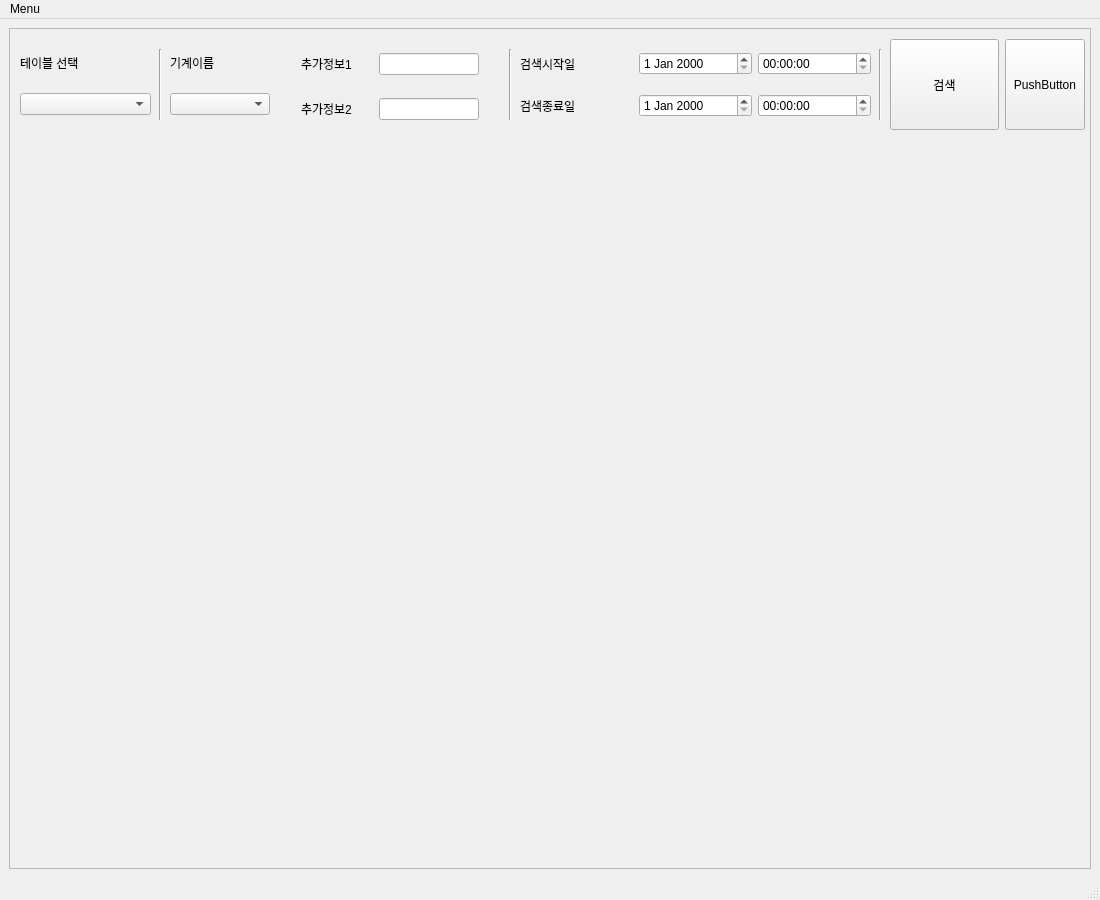
First picture: the form in moldcondition_report.ui, repository good7zzang/QT_DBA, before the edit.
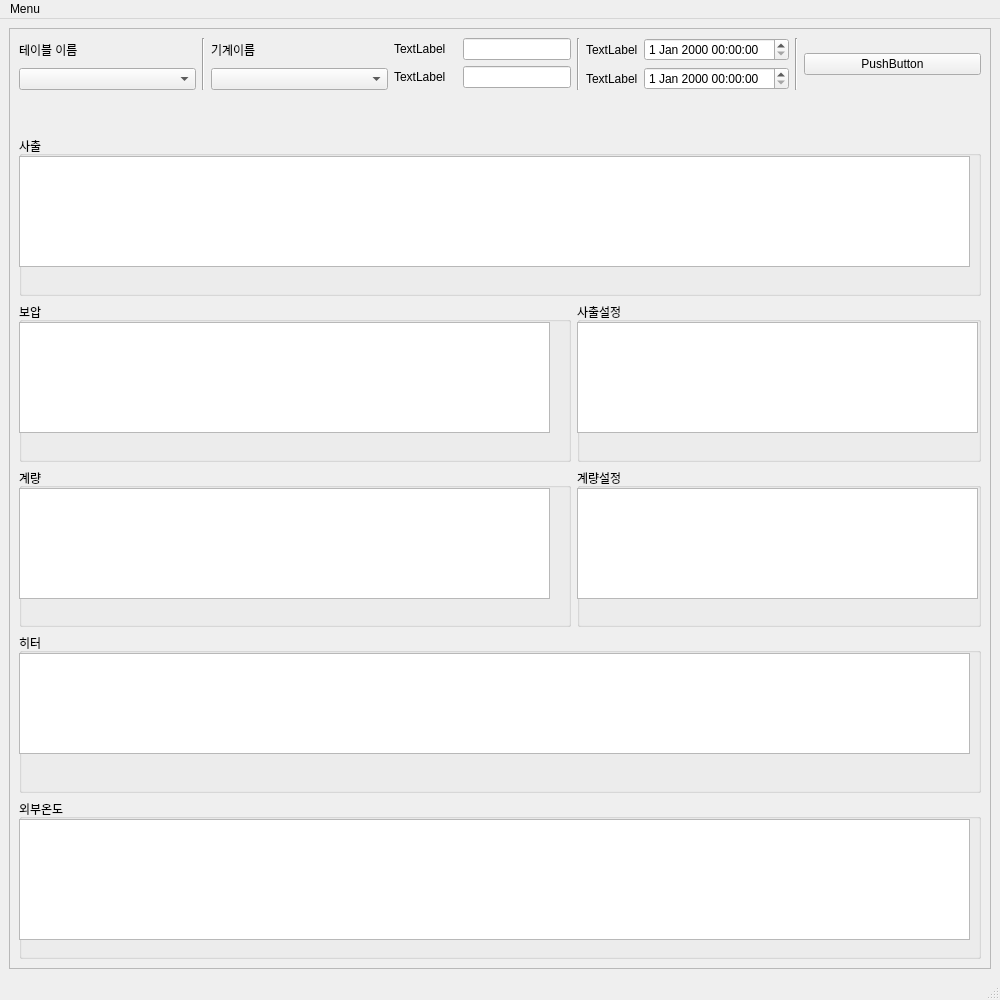
Second picture: the form after the edit.

What changed in the file:
```diff
--- a/moldcondition_report.ui
+++ b/moldcondition_report.ui
@@ -6,8 +6,8 @@
    <rect>
     <x>0</x>
     <y>0</y>
-    <width>1100</width>
-    <height>900</height>
+    <width>1000</width>
+    <height>1000</height>
    </rect>
   </property>
   <property name="windowTitle">
@@ -15,7 +15,7 @@
   </property>
   <widget class="QWidget" name="centralwidget">
    <layout class="QGridLayout" name="gridLayout_2">
-    <item row="0" column="0">
+    <item row="0" column="1">
      <widget class="QScrollArea" name="scrollArea">
       <property name="widgetResizable">
        <bool>true</bool>
@@ -25,325 +25,343 @@
         <rect>
          <x>0</x>
          <y>0</y>
-         <width>1076</width>
-         <height>825</height>
+         <width>976</width>
+         <height>925</height>
         </rect>
        </property>
-       <widget class="Line" name="line_2">
-        <property name="geometry">
-         <rect>
-          <x>490</x>
-          <y>20</y>
-          <width>21</width>
-          <height>71</height>
-         </rect>
-        </property>
-        <property name="orientation">
-         <enum>Qt::Vertical</enum>
-        </property>
-       </widget>
-       <widget class="QWidget" name="gridLayoutWidget">
-        <property name="geometry">
-         <rect>
-          <x>510</x>
-          <y>10</y>
-          <width>351</width>
-          <height>91</height>
-         </rect>
-        </property>
-        <layout class="QGridLayout" name="gridLayout_3">
-         <item row="1" column="0">
-          <widget class="QLabel" name="label_6">
+       <layout class="QGridLayout" name="gridLayout">
+        <item row="2" column="0" colspan="8">
+         <widget class="QGroupBox" name="groupBox">
            <property name="sizePolicy">
             <sizepolicy hsizetype="Minimum" vsizetype="Minimum">
              <horstretch>0</horstretch>
              <verstretch>0</verstretch>
             </sizepolicy>
            </property>
-           <property name="minimumSize">
-            <size>
-             <width>50</width>
-             <height>0</height>
-            </size>
-           </property>
-           <property name="text">
-            <string>검색종료일</string>
-           </property>
+          <property name="title">
+           <string>사출</string>
+          </property>
+          <property name="flat">
+           <bool>true</bool>
+          </property>
+          <widget class="QWidget" name="gridLayoutWidget_3">
+           <property name="geometry">
+            <rect>
+             <x>0</x>
+             <y>20</y>
+             <width>951</width>
+             <height>111</height>
+            </rect>
+           </property>
+           <layout class="QGridLayout" name="gridLayout_6">
+            <item row="0" column="0">
+             <widget class="QTableView" name="tableView"/>
+            </item>
+           </layout>
           </widget>
-         </item>
-         <item row="0" column="1">
-          <widget class="QDateEdit" name="dateEdit"/>
-         </item>
-         <item row="1" column="1">
-          <widget class="QDateEdit" name="dateEdit_2"/>
-         </item>
-         <item row="0" column="0">
-          <widget class="QLabel" name="label_5">
-           <property name="sizePolicy">
-            <sizepolicy hsizetype="Minimum" vsizetype="Minimum">
-             <horstretch>0</horstretch>
-             <verstretch>4</verstretch>
-            </sizepolicy>
-           </property>
-           <property name="minimumSize">
-            <size>
-             <width>50</width>
-             <height>0</height>
-            </size>
-           </property>
-           <property name="maximumSize">
-            <size>
-             <width>170</width>
-             <height>16777215</height>
-            </size>
+         </widget>
+        </item>
+        <item row="4" column="0" colspan="4">
+         <widget class="QGroupBox" name="groupBox_4">
+          <property name="title">
+           <string>계량</string>
+          </property>
+          <property name="flat">
+           <bool>true</bool>
+          </property>
+          <widget class="QWidget" name="gridLayoutWidget_6">
+           <property name="geometry">
+            <rect>
+             <x>0</x>
+             <y>20</y>
+             <width>531</width>
+             <height>111</height>
+            </rect>
+           </property>
+           <layout class="QGridLayout" name="gridLayout_9">
+            <item row="0" column="0">
+             <widget class="QTableView" name="tableView_4"/>
+            </item>
+           </layout>
+          </widget>
+         </widget>
+        </item>
+        <item row="6" column="0" colspan="8">
+         <widget class="QGroupBox" name="groupBox_7">
+          <property name="title">
+           <string>외부온도</string>
+          </property>
+          <property name="flat">
+           <bool>true</bool>
+          </property>
+          <widget class="QWidget" name="gridLayoutWidget_9">
+           <property name="geometry">
+            <rect>
+             <x>0</x>
+             <y>20</y>
+             <width>951</width>
+             <height>121</height>
+            </rect>
            </property>
-           <property name="text">
-            <string>검색시작일</string>
-           </property>
+           <layout class="QGridLayout" name="gridLayout_12">
+            <item row="0" column="0">
+             <widget class="QTableView" name="tableView_7"/>
+            </item>
+           </layout>
           </widget>
-         </item>
-         <item row="0" column="2">
-          <widget class="QTimeEdit" name="timeEdit"/>
+         </widget>
+        </item>
+        <item row="4" column="4" colspan="4">
+         <widget class="QGroupBox" name="groupBox_5">
+          <property name="title">
+           <string>계량설정</string>
+          </property>
+          <property name="flat">
+           <bool>true</bool>
+          </property>
+          <widget class="QWidget" name="gridLayoutWidget_7">
+           <property name="geometry">
+            <rect>
+             <x>0</x>
+             <y>20</y>
+             <width>401</width>
+             <height>111</height>
+            </rect>
+           </property>
+           <layout class="QGridLayout" name="gridLayout_10">
+            <item row="0" column="0">
+             <widget class="QTableView" name="tableView_6"/>
+            </item>
+           </layout>
+          </widget>
+         </widget>
          </item>
          <item row="1" column="2">
-          <widget class="QTimeEdit" name="timeEdit_2"/>
-         </item>
-        </layout>
-       </widget>
-       <widget class="QWidget" name="gridLayoutWidget_2">
-        <property name="geometry">
-         <rect>
-          <x>880</x>
-          <y>10</y>
-          <width>195</width>
-          <height>91</height>
-         </rect>
-        </property>
+         <spacer name="verticalSpacer">
+          <property name="orientation">
+           <enum>Qt::Vertical</enum>
+          </property>
+          <property name="sizeType">
+           <enum>QSizePolicy::Maximum</enum>
+          </property>
+          <property name="sizeHint" stdset="0">
+           <size>
+            <width>20</width>
+            <height>40</height>
+           </size>
+          </property>
+         </spacer>
+        </item>
+        <item row="0" column="5">
         <layout class="QGridLayout" name="gridLayout_4">
-         <item row="0" column="1">
-          <widget class="QPushButton" name="pushButton_2">
-           <property name="sizePolicy">
-            <sizepolicy hsizetype="Minimum" vsizetype="Expanding">
-             <horstretch>0</horstretch>
-             <verstretch>0</verstretch>
-            </sizepolicy>
-           </property>
+          <item row="3" column="1">
+           <widget class="QDateTimeEdit" name="dateTimeEdit_2"/>
+          </item>
+          <item row="3" column="0">
+           <widget class="QLabel" name="label_5">
            <property name="text">
-            <string>PushButton</string>
+             <string>TextLabel</string>
            </property>
           </widget>
          </item>
-         <item row="0" column="0">
-          <widget class="QPushButton" name="pushButton">
-           <property name="sizePolicy">
-            <sizepolicy hsizetype="Expanding" vsizetype="Expanding">
-             <horstretch>0</horstretch>
-             <verstretch>0</verstretch>
-            </sizepolicy>
-           </property>
+          <item row="2" column="0">
+           <widget class="QLabel" name="label_6">
            <property name="text">
-            <string>검색</string>
+             <string>TextLabel</string>
            </property>
           </widget>
          </item>
-        </layout>
-       </widget>
-       <widget class="QWidget" name="horizontalLayoutWidget">
-        <property name="geometry">
-         <rect>
-          <x>270</x>
-          <y>10</y>
-          <width>221</width>
-          <height>51</height>
-         </rect>
-        </property>
-        <layout class="QHBoxLayout" name="horizontalLayout_2">
-         <item>
+          <item row="2" column="1">
+           <widget class="QDateTimeEdit" name="dateTimeEdit"/>
+          </item>
+         </layout>
+        </item>
+        <item row="0" column="3">
+         <layout class="QGridLayout" name="gridLayout_3">
+          <item row="0" column="0">
+           <widget class="QLabel" name="label_4">
+            <property name="text">
+             <string>TextLabel</string>
+            </property>
+           </widget>
+          </item>
+          <item row="1" column="0">
           <widget class="QLabel" name="label_3">
            <property name="sizePolicy">
-            <sizepolicy hsizetype="Maximum" vsizetype="Maximum">
+             <sizepolicy hsizetype="Preferred" vsizetype="Preferred">
              <horstretch>0</horstretch>
              <verstretch>0</verstretch>
             </sizepolicy>
            </property>
            <property name="text">
-            <string>추가정보1</string>
+             <string>TextLabel</string>
            </property>
           </widget>
          </item>
-         <item>
+          <item row="0" column="1">
           <widget class="QLineEdit" name="lineEdit">
            <property name="sizePolicy">
-            <sizepolicy hsizetype="Maximum" vsizetype="Maximum">
+             <sizepolicy hsizetype="Maximum" vsizetype="Fixed">
              <horstretch>0</horstretch>
              <verstretch>0</verstretch>
             </sizepolicy>
            </property>
-           <property name="maximumSize">
-            <size>
-             <width>100</width>
-             <height>16777215</height>
-            </size>
-           </property>
-          </widget>
-         </item>
-        </layout>
-       </widget>
-       <widget class="QWidget" name="horizontalLayoutWidget_2">
-        <property name="geometry">
-         <rect>
-          <x>270</x>
-          <y>60</y>
-          <width>221</width>
-          <height>41</height>
-         </rect>
-        </property>
-        <layout class="QHBoxLayout" name="horizontalLayout_3">
-         <item>
-          <widget class="QLabel" name="label_4">
-           <property name="sizePolicy">
-            <sizepolicy hsizetype="Maximum" vsizetype="Maximum">
-             <horstretch>0</horstretch>
-             <verstretch>0</verstretch>
-            </sizepolicy>
-           </property>
-           <property name="text">
-            <string>추가정보2</string>
-           </property>
-          </widget>
-         </item>
-         <item>
+           </widget>
+          </item>
+          <item row="1" column="1">
           <widget class="QLineEdit" name="lineEdit_2">
            <property name="sizePolicy">
-            <sizepolicy hsizetype="Maximum" vsizetype="Maximum">
+             <sizepolicy hsizetype="Maximum" vsizetype="Fixed">
              <horstretch>0</horstretch>
              <verstretch>0</verstretch>
             </sizepolicy>
            </property>
-           <property name="maximumSize">
-            <size>
-             <width>100</width>
-             <height>16777215</height>
-            </size>
+           </widget>
+          </item>
+         </layout>
+        </item>
+        <item row="0" column="0">
+         <layout class="QVBoxLayout" name="verticalLayout">
+          <item>
+           <widget class="QLabel" name="label">
+            <property name="text">
+             <string>테이블 이름</string>
            </property>
           </widget>
          </item>
-        </layout>
-       </widget>
-       <widget class="Line" name="line_3">
-        <property name="geometry">
-         <rect>
-          <x>860</x>
-          <y>20</y>
-          <width>20</width>
-          <height>71</height>
-         </rect>
-        </property>
+          <item>
+           <widget class="QComboBox" name="comboBox"/>
+          </item>
+         </layout>
+        </item>
+        <item row="0" column="4">
+         <widget class="Line" name="line_2">
+          <property name="orientation">
+           <enum>Qt::Vertical</enum>
+          </property>
+         </widget>
+        </item>
+        <item row="0" column="7">
+         <layout class="QHBoxLayout" name="horizontalLayout">
+          <item>
+           <widget class="QPushButton" name="pushButton_2">
+            <property name="text">
+             <string>PushButton</string>
+            </property>
+           </widget>
+          </item>
+         </layout>
+        </item>
+        <item row="0" column="1">
+         <widget class="Line" name="line">
         <property name="orientation">
          <enum>Qt::Vertical</enum>
         </property>
        </widget>
-       <widget class="QWidget" name="verticalLayoutWidget_2">
-        <property name="geometry">
-         <rect>
-          <x>160</x>
-          <y>10</y>
-          <width>121</width>
-          <height>91</height>
-         </rect>
-        </property>
+        </item>
+        <item row="0" column="2">
         <layout class="QVBoxLayout" name="verticalLayout_2">
          <item>
           <widget class="QLabel" name="label_2">
-           <property name="sizePolicy">
-            <sizepolicy hsizetype="Maximum" vsizetype="Maximum">
-             <horstretch>0</horstretch>
-             <verstretch>0</verstretch>
-            </sizepolicy>
-           </property>
            <property name="text">
             <string>기계이름</string>
            </property>
           </widget>
          </item>
          <item>
-          <widget class="QComboBox" name="comboBox_2">
-           <property name="sizePolicy">
-            <sizepolicy hsizetype="Maximum" vsizetype="Maximum">
-             <horstretch>0</horstretch>
-             <verstretch>0</verstretch>
-            </sizepolicy>
-           </property>
-           <property name="maximumSize">
-            <size>
-             <width>100</width>
-             <height>16777215</height>
-            </size>
-           </property>
-          </widget>
-         </item>
-        </layout>
-       </widget>
-       <widget class="Line" name="line">
-        <property name="geometry">
-         <rect>
-          <x>140</x>
-          <y>20</y>
-          <width>20</width>
-          <height>71</height>
-         </rect>
-        </property>
+           <widget class="QComboBox" name="comboBox_2"/>
+          </item>
+         </layout>
+        </item>
+        <item row="0" column="6">
+         <widget class="Line" name="line_3">
         <property name="orientation">
          <enum>Qt::Vertical</enum>
         </property>
        </widget>
-       <widget class="QWidget" name="verticalLayoutWidget">
+        </item>
+        <item row="5" column="0" colspan="8">
+         <widget class="QGroupBox" name="groupBox_6">
+          <property name="title">
+           <string>히터</string>
+          </property>
+          <property name="flat">
+           <bool>true</bool>
+          </property>
+          <widget class="QWidget" name="gridLayoutWidget_8">
         <property name="geometry">
          <rect>
-          <x>10</x>
-          <y>10</y>
-          <width>131</width>
-          <height>91</height>
-         </rect>
-        </property>
-        <layout class="QVBoxLayout" name="verticalLayout">
-         <item>
-          <widget class="QLabel" name="label">
-           <property name="sizePolicy">
-            <sizepolicy hsizetype="Maximum" vsizetype="Maximum">
-             <horstretch>0</horstretch>
-             <verstretch>0</verstretch>
-            </sizepolicy>
-           </property>
-           <property name="frameShape">
-            <enum>QFrame::NoFrame</enum>
-           </property>
-           <property name="frameShadow">
-            <enum>QFrame::Plain</enum>
+             <x>0</x>
+             <y>20</y>
+             <width>951</width>
+             <height>101</height>
+            </rect>
+           </property>
+           <layout class="QGridLayout" name="gridLayout_11">
+            <item row="0" column="0">
+             <widget class="QTableView" name="tableView_5"/>
+            </item>
+           </layout>
+          </widget>
+         </widget>
+        </item>
+        <item row="3" column="0" colspan="4">
+         <widget class="QGroupBox" name="groupBox_2">
+          <property name="title">
+           <string>보압</string>
+          </property>
+          <property name="flat">
+           <bool>true</bool>
+          </property>
+          <widget class="QWidget" name="gridLayoutWidget_4">
+           <property name="geometry">
+            <rect>
+             <x>0</x>
+             <y>20</y>
+             <width>531</width>
+             <height>111</height>
+            </rect>
            </property>
-           <property name="text">
-            <string>테이블 선택</string>
-           </property>
+           <layout class="QGridLayout" name="gridLayout_7">
+            <item row="0" column="0">
+             <widget class="QTableView" name="tableView_3"/>
+            </item>
+           </layout>
           </widget>
-         </item>
-         <item>
-          <widget class="QComboBox" name="comboBox">
+         </widget>
+        </item>
+        <item row="3" column="4" colspan="4">
+         <widget class="QGroupBox" name="groupBox_3">
            <property name="sizePolicy">
-            <sizepolicy hsizetype="Maximum" vsizetype="Maximum">
+           <sizepolicy hsizetype="Minimum" vsizetype="Preferred">
              <horstretch>0</horstretch>
              <verstretch>0</verstretch>
             </sizepolicy>
            </property>
-           <property name="maximumSize">
-            <size>
-             <width>200</width>
-             <height>16777215</height>
-            </size>
-           </property>
-          </widget>
+          <property name="title">
+           <string>사출설정</string>
+          </property>
+          <property name="flat">
+           <bool>true</bool>
+          </property>
+          <widget class="QWidget" name="gridLayoutWidget_5">
+           <property name="geometry">
+            <rect>
+             <x>0</x>
+             <y>20</y>
+             <width>401</width>
+             <height>111</height>
+            </rect>
+           </property>
+           <layout class="QGridLayout" name="gridLayout_8">
+            <item row="1" column="0">
+             <widget class="QTableView" name="tableView_2"/>
          </item>
         </layout>
        </widget>
+         </widget>
+        </item>
+       </layout>
       </widget>
      </widget>
     </item>
@@ -354,7 +372,7 @@
     <rect>
      <x>0</x>
      <y>0</y>
-     <width>1100</width>
+     <width>1000</width>
      <height>26</height>
     </rect>
    </property>
```
Lines whose indentation alone changed are shown as unchanged.
